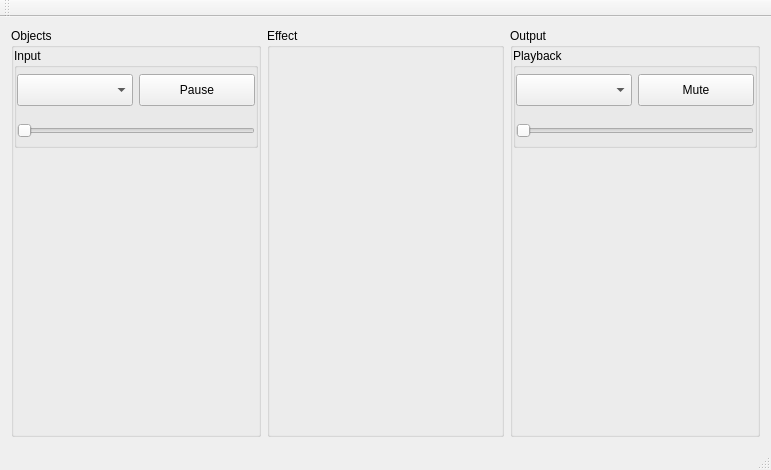
Above: src/interface/mainwindow.ui from andresgonzalezfornell/TFM before the change. Below: the same form after it.
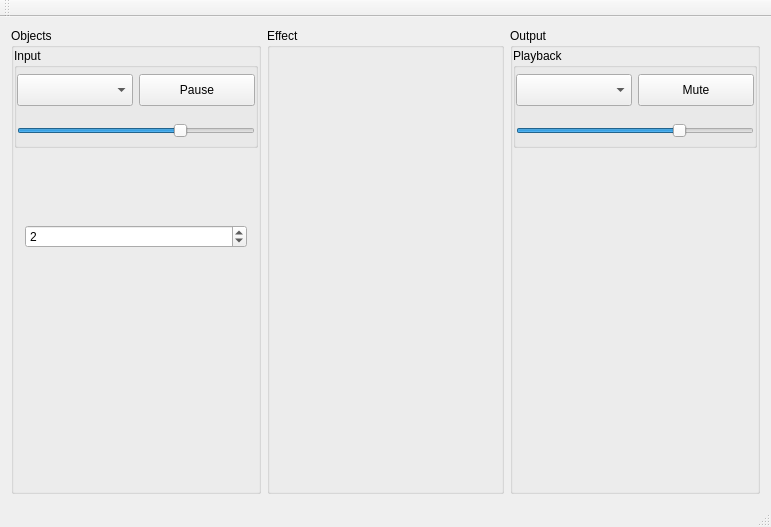
That is the form after the change.

```diff
--- a/src/interface/mainwindow.ui
+++ b/src/interface/mainwindow.ui
@@ -10,7 +10,7 @@
     <x>0</x>
     <y>0</y>
     <width>771</width>
-    <height>470</height>
+    <height>527</height>
    </rect>
   </property>
   <property name="sizePolicy">
@@ -172,7 +172,13 @@
              </widget>
             </item>
             <item>
-             <widget class="QSlider" name="input_volume">
+             <widget class="QSlider" name="device_volume">
+              <property name="maximum">
+               <number>100</number>
+              </property>
+              <property name="value">
+               <number>70</number>
+              </property>
               <property name="orientation">
                <enum>Qt::Horizontal</enum>
               </property>
@@ -183,6 +189,25 @@
          </layout>
         </widget>
        </item>
+       <item>
+        <widget class="QWidget" name="objects_configuration" native="true">
+         <layout class="QVBoxLayout" name="verticalLayout_4">
+          <item>
+           <widget class="QSpinBox" name="objects_number">
+            <property name="minimum">
+             <number>1</number>
+            </property>
+            <property name="maximum">
+             <number>10</number>
+            </property>
+            <property name="value">
+             <number>2</number>
+            </property>
+           </widget>
+          </item>
+         </layout>
+        </widget>
+       </item>
        <item>
         <widget class="QWidget" name="objects_time" native="true"/>
        </item>
@@ -336,6 +361,12 @@
             </item>
             <item>
              <widget class="QSlider" name="playback_volume">
+              <property name="maximum">
+               <number>100</number>
+              </property>
+              <property name="value">
+               <number>70</number>
+              </property>
               <property name="orientation">
                <enum>Qt::Horizontal</enum>
               </property>
```
Left out of the diff: 12 changed lines with no effect on the pictures.
